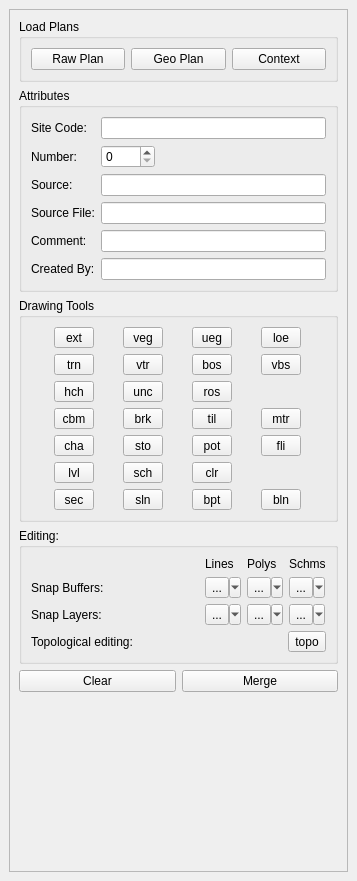
lparchaeology/ArkPlan, file plan/plan_dock_base.ui: the form before one commit.
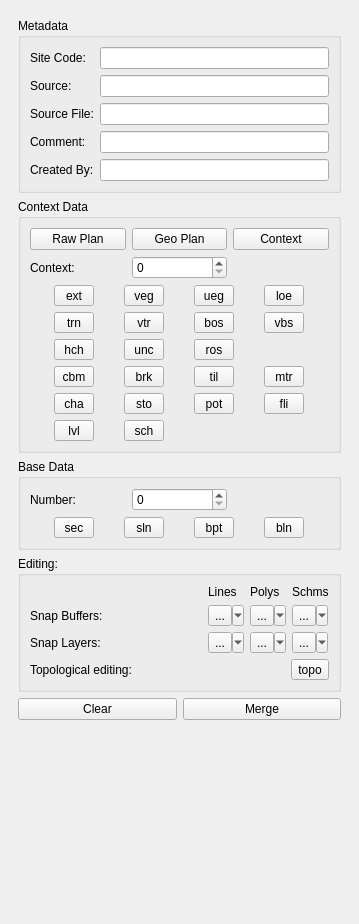
The form after the commit. Custom widgets are drawn as their Qt base class.

Commit message: Improve base data planning

What changed in the file:
```diff
--- a/plan/plan_dock_base.ui
+++ b/plan/plan_dock_base.ui
@@ -6,8 +6,8 @@
    <rect>
     <x>0</x>
     <y>0</y>
-    <width>357</width>
-    <height>881</height>
+    <width>359</width>
+    <height>924</height>
    </rect>
   </property>
   <property name="sizePolicy">
@@ -20,8 +20,8 @@
    <string>ArkPlan</string>
   </property>
   <widget class="QWidget" name="PlanDockContents">
-   <layout class="QGridLayout" name="gridLayout_4">
-    <item row="0" column="0">
+   <layout class="QVBoxLayout" name="verticalLayout_2">
+    <item>
      <widget class="QScrollArea" name="scrollArea">
       <property name="sizePolicy">
        <sizepolicy hsizetype="MinimumExpanding" vsizetype="Expanding">
@@ -29,6 +29,9 @@
         <verstretch>0</verstretch>
        </sizepolicy>
       </property>
+      <property name="frameShape">
+       <enum>QFrame::NoFrame</enum>
+      </property>
       <property name="horizontalScrollBarPolicy">
        <enum>Qt::ScrollBarAlwaysOff</enum>
       </property>
@@ -40,51 +43,28 @@
         <rect>
          <x>0</x>
          <y>0</y>
-         <width>333</width>
-         <height>829</height>
+         <width>335</width>
+         <height>874</height>
         </rect>
        </property>
        <layout class="QVBoxLayout" name="verticalLayout">
         <item>
          <widget class="QGroupBox" name="groupBox_2">
           <property name="title">
-           <string>Load Plans</string>
-          </property>
-          <layout class="QGridLayout" name="gridLayout_2">
-           <item row="0" column="0">
-            <widget class="QPushButton" name="m_loadRawButton">
-             <property name="text">
-              <string>Raw Plan</string>
-             </property>
-            </widget>
-           </item>
-           <item row="0" column="1">
-            <widget class="QPushButton" name="m_loadGeoButton">
-             <property name="text">
-              <string>Geo Plan</string>
-             </property>
-            </widget>
-           </item>
-           <item row="0" column="2">
-            <widget class="QPushButton" name="m_loadContextButton">
-             <property name="text">
-              <string>Context</string>
-             </property>
-            </widget>
-           </item>
-          </layout>
-         </widget>
-        </item>
-        <item>
-         <widget class="QGroupBox" name="m_planGroup">
-          <property name="title">
-           <string>Attributes</string>
+           <string>Metadata</string>
           </property>
           <layout class="QFormLayout" name="formLayout">
            <property name="fieldGrowthPolicy">
             <enum>QFormLayout::ExpandingFieldsGrow</enum>
            </property>
-           <item row="1" column="0">
+           <item row="0" column="1">
+            <widget class="QLineEdit" name="m_siteEdit">
+             <property name="readOnly">
+              <bool>false</bool>
+             </property>
+            </widget>
+           </item>
+           <item row="0" column="0">
             <widget class="QLabel" name="m_siteLabel">
              <property name="text">
               <string>Site Code:</string>
@@ -95,40 +75,13 @@
             </widget>
            </item>
            <item row="1" column="1">
-            <widget class="QLineEdit" name="m_siteEdit">
-             <property name="readOnly">
-              <bool>false</bool>
-             </property>
-            </widget>
-           </item>
-           <item row="2" column="0">
-            <widget class="QLabel" name="m_numberLabel">
-             <property name="text">
-              <string>Number:</string>
-             </property>
-             <property name="buddy">
-              <cstring>m_numberSpin</cstring>
-             </property>
-            </widget>
-           </item>
-           <item row="2" column="1">
-            <widget class="QSpinBox" name="m_numberSpin">
-             <property name="toolTip">
-              <string>Context Number</string>
-             </property>
-             <property name="maximum">
-              <number>9999</number>
-             </property>
-            </widget>
-           </item>
-           <item row="3" column="1">
             <widget class="QLineEdit" name="m_sourceEdit">
              <property name="toolTip">
               <string>Source</string>
              </property>
             </widget>
            </item>
-           <item row="3" column="0">
+           <item row="1" column="0">
             <widget class="QLabel" name="m_sourceLabel">
              <property name="text">
               <string>Source:</string>
@@ -138,14 +91,27 @@
              </property>
             </widget>
            </item>
-           <item row="5" column="1">
+           <item row="2" column="1">
+            <widget class="QLineEdit" name="m_sourceFileEdit"/>
+           </item>
+           <item row="2" column="0">
+            <widget class="QLabel" name="m_sourceFileLabel">
+             <property name="text">
+              <string>Source File:</string>
+             </property>
+             <property name="buddy">
+              <cstring>m_sourceFileEdit</cstring>
+             </property>
+            </widget>
+           </item>
+           <item row="3" column="1">
             <widget class="QLineEdit" name="m_commentEdit">
              <property name="readOnly">
               <bool>false</bool>
              </property>
             </widget>
            </item>
-           <item row="5" column="0">
+           <item row="3" column="0">
             <widget class="QLabel" name="m_commentLabel">
              <property name="text">
               <string>Comment:</string>
@@ -156,19 +122,6 @@
             </widget>
            </item>
            <item row="4" column="0">
-            <widget class="QLabel" name="m_sourceFileLabel">
-             <property name="text">
-              <string>Source File:</string>
-             </property>
-             <property name="buddy">
-              <cstring>m_sourceFileEdit</cstring>
-             </property>
-            </widget>
-           </item>
-           <item row="4" column="1">
-            <widget class="QLineEdit" name="m_sourceFileEdit"/>
-           </item>
-           <item row="6" column="0">
             <widget class="QLabel" name="m_createdByLabel">
              <property name="text">
               <string>Created By:</string>
@@ -178,7 +131,7 @@
              </property>
             </widget>
            </item>
-           <item row="6" column="1">
+           <item row="4" column="1">
             <widget class="QLineEdit" name="m_createdByEdit"/>
            </item>
           </layout>
@@ -187,32 +140,53 @@
         <item>
          <widget class="QGroupBox" name="m_drawingToolsGroup">
           <property name="title">
-           <string>Drawing Tools</string>
+           <string>Context Data</string>
           </property>
-          <layout class="QGridLayout" name="gridLayout">
-           <item row="6" column="2">
-            <widget class="QToolButton" name="m_levelTool">
-             <property name="minimumSize">
-              <size>
-               <width>40</width>
-               <height>0</height>
-              </size>
+          <layout class="QGridLayout" name="gridLayout_2">
+           <item row="2" column="0">
+            <widget class="QLabel" name="m_contextNumberLabel">
+             <property name="text">
+              <string>Context:</string>
              </property>
              <property name="toolTip">
               <string>Level</string>
              </property>
+            </widget>
+           </item>
+           <item row="0" column="0">
+            <widget class="QPushButton" name="m_loadRawButton">
              <property name="text">
-              <string>lvl</string>
+              <string>Raw Plan</string>
              </property>
-             <property name="checkable">
-              <bool>true</bool>
-             </property>
-             <attribute name="buttonGroup">
-              <string notr="true">m_toolButtonGroup</string>
-             </attribute>
             </widget>
            </item>
            <item row="0" column="2">
+            <widget class="QPushButton" name="m_loadContextButton">
+             <property name="text">
+              <string>Context</string>
+             </property>
+            </widget>
+           </item>
+           <item row="2" column="1">
+            <widget class="QSpinBox" name="m_contextNumberSpin">
+             <property name="toolTip">
+              <string>Context Number</string>
+             </property>
+             <property name="maximum">
+              <number>9999</number>
+             </property>
+            </widget>
+           </item>
+           <item row="0" column="1">
+            <widget class="QPushButton" name="m_loadGeoButton">
+             <property name="text">
+              <string>Geo Plan</string>
+             </property>
+            </widget>
+           </item>
+           <item row="3" column="0" colspan="3">
+            <layout class="QGridLayout" name="m_contextToolsLayout">
+             <item row="0" column="0">
             <widget class="QToolButton" name="m_extentTool">
              <property name="minimumSize">
               <size>
@@ -229,13 +203,10 @@
              <property name="checkable">
               <bool>true</bool>
              </property>
-             <attribute name="buttonGroup">
-              <string notr="true">m_toolButtonGroup</string>
-             </attribute>
-            </widget>
-           </item>
-           <item row="4" column="2">
-            <widget class="QToolButton" name="m_cbmTool">
+              </widget>
+             </item>
+             <item row="0" column="1">
+              <widget class="QToolButton" name="m_verticalEdgeTool">
              <property name="minimumSize">
               <size>
                <width>40</width>
@@ -246,61 +217,14 @@
               <string>CBM</string>
              </property>
              <property name="text">
-              <string>cbm</string>
+                <string>veg</string>
              </property>
              <property name="checkable">
               <bool>true</bool>
              </property>
-             <attribute name="buttonGroup">
-              <string notr="true">m_toolButtonGroup</string>
-             </attribute>
-            </widget>
-           </item>
-           <item row="4" column="3">
-            <widget class="QToolButton" name="m_brickTool">
-             <property name="minimumSize">
-              <size>
-               <width>40</width>
-               <height>0</height>
-              </size>
-             </property>
-             <property name="toolTip">
-              <string>Brick</string>
-             </property>
-             <property name="text">
-              <string>brk</string>
-             </property>
-             <property name="checkable">
-              <bool>true</bool>
-             </property>
-             <attribute name="buttonGroup">
-              <string notr="true">m_toolButtonGroup</string>
-             </attribute>
-            </widget>
-           </item>
-           <item row="3" column="3">
-            <widget class="QToolButton" name="m_undercutTool">
-             <property name="minimumSize">
-              <size>
-               <width>40</width>
-               <height>0</height>
-              </size>
-             </property>
-             <property name="toolTip">
-              <string>Undercut</string>
-             </property>
-             <property name="text">
-              <string>unc</string>
-             </property>
-             <property name="checkable">
-              <bool>true</bool>
-             </property>
-             <attribute name="buttonGroup">
-              <string notr="true">m_toolButtonGroup</string>
-             </attribute>
-            </widget>
-           </item>
-           <item row="0" column="4">
+              </widget>
+             </item>
+             <item row="0" column="2">
             <widget class="QToolButton" name="m_uncertainEdgeTool">
              <property name="minimumSize">
               <size>
@@ -317,31 +241,9 @@
              <property name="checkable">
               <bool>true</bool>
              </property>
-             <attribute name="buttonGroup">
-              <string notr="true">m_toolButtonGroup</string>
-             </attribute>
-            </widget>
-           </item>
-           <item row="7" column="3">
-            <widget class="QToolButton" name="m_sectionLineTool">
-             <property name="minimumSize">
-              <size>
-               <width>40</width>
-               <height>0</height>
-              </size>
-             </property>
-             <property name="toolTip">
-              <string>Level</string>
-             </property>
-             <property name="text">
-              <string>sln</string>
-             </property>
-             <property name="checkable">
-              <bool>true</bool>
-             </property>
-            </widget>
-           </item>
-           <item row="0" column="5">
+              </widget>
+             </item>
+             <item row="0" column="3">
             <widget class="QToolButton" name="m_limitOfExcavationTool">
              <property name="minimumSize">
               <size>
@@ -358,12 +260,66 @@
              <property name="checkable">
               <bool>true</bool>
              </property>
-             <attribute name="buttonGroup">
-              <string notr="true">m_toolButtonGroup</string>
-             </attribute>
-            </widget>
-           </item>
-           <item row="2" column="5">
+              </widget>
+             </item>
+             <item row="1" column="0">
+              <widget class="QToolButton" name="m_truncationTool">
+               <property name="minimumSize">
+                <size>
+                 <width>40</width>
+                 <height>0</height>
+                </size>
+               </property>
+               <property name="toolTip">
+                <string>Truncation</string>
+               </property>
+               <property name="text">
+                <string>trn</string>
+               </property>
+               <property name="checkable">
+                <bool>true</bool>
+               </property>
+              </widget>
+             </item>
+             <item row="1" column="1">
+              <widget class="QToolButton" name="m_verticalTruncationTool">
+               <property name="minimumSize">
+                <size>
+                 <width>40</width>
+                 <height>0</height>
+                </size>
+               </property>
+               <property name="toolTip">
+                <string>Vertical Truncation</string>
+               </property>
+               <property name="text">
+                <string>vtr</string>
+               </property>
+               <property name="checkable">
+                <bool>true</bool>
+               </property>
+              </widget>
+             </item>
+             <item row="1" column="2">
+              <widget class="QToolButton" name="m_breakOfSlopeTool">
+               <property name="minimumSize">
+                <size>
+                 <width>40</width>
+                 <height>0</height>
+                </size>
+               </property>
+               <property name="toolTip">
+                <string>Break of Slope</string>
+               </property>
+               <property name="text">
+                <string>bos</string>
+               </property>
+               <property name="checkable">
+                <bool>true</bool>
+               </property>
+              </widget>
+             </item>
+             <item row="1" column="3">
             <widget class="QToolButton" name="m_verticalBreakOfSlopeTool">
              <property name="minimumSize">
               <size>
@@ -380,12 +336,47 @@
              <property name="checkable">
               <bool>true</bool>
              </property>
-             <attribute name="buttonGroup">
-              <string notr="true">m_toolButtonGroup</string>
-             </attribute>
-            </widget>
-           </item>
-           <item row="3" column="4">
+              </widget>
+             </item>
+             <item row="2" column="0">
+              <widget class="QToolButton" name="m_hachureTool">
+               <property name="minimumSize">
+                <size>
+                 <width>40</width>
+                 <height>0</height>
+                </size>
+               </property>
+               <property name="toolTip">
+                <string>Hachure</string>
+               </property>
+               <property name="text">
+                <string>hch</string>
+               </property>
+               <property name="checkable">
+                <bool>true</bool>
+               </property>
+              </widget>
+             </item>
+             <item row="2" column="1">
+              <widget class="QToolButton" name="m_undercutTool">
+               <property name="minimumSize">
+                <size>
+                 <width>40</width>
+                 <height>0</height>
+                </size>
+               </property>
+               <property name="toolTip">
+                <string>Undercut</string>
+               </property>
+               <property name="text">
+                <string>unc</string>
+               </property>
+               <property name="checkable">
+                <bool>true</bool>
+               </property>
+              </widget>
+             </item>
+             <item row="2" column="2">
             <widget class="QToolButton" name="m_returnOfSlopeTool">
              <property name="minimumSize">
               <size>
@@ -402,12 +393,66 @@
              <property name="checkable">
               <bool>true</bool>
              </property>
-             <attribute name="buttonGroup">
-              <string notr="true">m_toolButtonGroup</string>
-             </attribute>
-            </widget>
-           </item>
-           <item row="4" column="5">
+              </widget>
+             </item>
+             <item row="3" column="0">
+              <widget class="QToolButton" name="m_cbmTool">
+               <property name="minimumSize">
+                <size>
+                 <width>40</width>
+                 <height>0</height>
+                </size>
+               </property>
+               <property name="toolTip">
+                <string>CBM</string>
+               </property>
+               <property name="text">
+                <string>cbm</string>
+               </property>
+               <property name="checkable">
+                <bool>true</bool>
+               </property>
+              </widget>
+             </item>
+             <item row="3" column="1">
+              <widget class="QToolButton" name="m_brickTool">
+               <property name="minimumSize">
+                <size>
+                 <width>40</width>
+                 <height>0</height>
+                </size>
+               </property>
+               <property name="toolTip">
+                <string>Brick</string>
+               </property>
+               <property name="text">
+                <string>brk</string>
+               </property>
+               <property name="checkable">
+                <bool>true</bool>
+               </property>
+              </widget>
+             </item>
+             <item row="3" column="2">
+              <widget class="QToolButton" name="m_tileTool">
+               <property name="minimumSize">
+                <size>
+                 <width>40</width>
+                 <height>0</height>
+                </size>
+               </property>
+               <property name="toolTip">
+                <string>Tile</string>
+               </property>
+               <property name="text">
+                <string>til</string>
+               </property>
+               <property name="checkable">
+                <bool>true</bool>
+               </property>
+              </widget>
+             </item>
+             <item row="3" column="3">
             <widget class="QToolButton" name="m_mortarTool">
              <property name="minimumSize">
               <size>
@@ -424,56 +469,9 @@
              <property name="checkable">
               <bool>true</bool>
              </property>
-             <attribute name="buttonGroup">
-              <string notr="true">m_toolButtonGroup</string>
-             </attribute>
-            </widget>
-           </item>
-           <item row="3" column="2">
-            <widget class="QToolButton" name="m_hachureTool">
-             <property name="minimumSize">
-              <size>
-               <width>40</width>
-               <height>0</height>
-              </size>
-             </property>
-             <property name="toolTip">
-              <string>Hachure</string>
-             </property>
-             <property name="text">
-              <string>hch</string>
-             </property>
-             <property name="checkable">
-              <bool>true</bool>
-             </property>
-             <attribute name="buttonGroup">
-              <string notr="true">m_toolButtonGroup</string>
-             </attribute>
-            </widget>
-           </item>
-           <item row="6" column="3">
-            <widget class="QToolButton" name="m_schematicTool">
-             <property name="minimumSize">
-              <size>
-               <width>40</width>
-               <height>0</height>
-              </size>
-             </property>
-             <property name="toolTip">
-              <string>Schematic</string>
-             </property>
-             <property name="text">
-              <string>sch</string>
-             </property>
-             <property name="checkable">
-              <bool>true</bool>
-             </property>
-             <attribute name="buttonGroup">
-              <string notr="true">m_toolButtonGroup</string>
-             </attribute>
-            </widget>
-           </item>
-           <item row="5" column="2">
+              </widget>
+             </item>
+             <item row="4" column="0">
             <widget class="QToolButton" name="m_charcoalTool">
              <property name="minimumSize">
               <size>
@@ -490,116 +488,9 @@
              <property name="checkable">
               <bool>true</bool>
              </property>
-             <attribute name="buttonGroup">
-              <string notr="true">m_toolButtonGroup</string>
-             </attribute>
-            </widget>
-           </item>
-           <item row="2" column="4">
-            <widget class="QToolButton" name="m_breakOfSlopeTool">
-             <property name="minimumSize">
-              <size>
-               <width>40</width>
-               <height>0</height>
-              </size>
-             </property>
-             <property name="toolTip">
-              <string>Break of Slope</string>
-             </property>
-             <property name="text">
-              <string>bos</string>
-             </property>
-             <property name="checkable">
-              <bool>true</bool>
-             </property>
-             <attribute name="buttonGroup">
-              <string notr="true">m_toolButtonGroup</string>
-             </attribute>
-            </widget>
-           </item>
-           <item row="7" column="2">
-            <widget class="QToolButton" name="m_sectionPinTool">
-             <property name="minimumSize">
-              <size>
-               <width>40</width>
-               <height>0</height>
-              </size>
-             </property>
-             <property name="toolTip">
-              <string>Level</string>
-             </property>
-             <property name="text">
-              <string>sec</string>
-             </property>
-             <property name="checkable">
-              <bool>true</bool>
-             </property>
-            </widget>
-           </item>
-           <item row="0" column="3">
-            <widget class="QToolButton" name="m_verticalEdgeTool">
-             <property name="minimumSize">
-              <size>
-               <width>40</width>
-               <height>0</height>
-              </size>
-             </property>
-             <property name="toolTip">
-              <string>Vertical Edge</string>
-             </property>
-             <property name="text">
-              <string>veg</string>
-             </property>
-             <property name="checkable">
-              <bool>true</bool>
-             </property>
-             <attribute name="buttonGroup">
-              <string notr="true">m_toolButtonGroup</string>
-             </attribute>
-            </widget>
-           </item>
-           <item row="6" column="4">
-            <widget class="QToolButton" name="m_clearTool">
-             <property name="enabled">
-              <bool>true</bool>
-             </property>
-             <property name="minimumSize">
-              <size>
-               <width>40</width>
-               <height>0</height>
-              </size>
-             </property>
-             <property name="text">
-              <string>clr</string>
-             </property>
-             <attribute name="buttonGroup">
-              <string notr="true">m_toolButtonGroup</string>
-             </attribute>
-            </widget>
-           </item>
-           <item row="5" column="4">
-            <widget class="QToolButton" name="m_potTool">
-             <property name="minimumSize">
-              <size>
-               <width>40</width>
-               <height>0</height>
-              </size>
-             </property>
-             <property name="toolTip">
-              <string>Pot</string>
-             </property>
-             <property name="text">
-              <string>pot</string>
-             </property>
-             <property name="checkable">
-              <bool>true</bool>
-             </property>
-             <attribute name="buttonGroup">
-              <string notr="true">m_toolButtonGroup</string>
-             </attribute>
-            </widget>
-           </item>
-           <item row="5" column="3">
+              </widget>
+             </item>
+             <item row="4" column="1">
             <widget class="QToolButton" name="m_stoneTool">
              <property name="minimumSize">
               <size>
@@ -616,12 +507,28 @@
              <property name="checkable">
               <bool>true</bool>
              </property>
-             <attribute name="buttonGroup">
-              <string notr="true">m_toolButtonGroup</string>
-             </attribute>
-            </widget>
-           </item>
-           <item row="5" column="5">
+              </widget>
+             </item>
+             <item row="4" column="2">
+              <widget class="QToolButton" name="m_potTool">
+               <property name="minimumSize">
+                <size>
+                 <width>40</width>
+                 <height>0</height>
+                </size>
+               </property>
+               <property name="toolTip">
+                <string>Pot</string>
+               </property>
+               <property name="text">
+                <string>pot</string>
+               </property>
+               <property name="checkable">
+                <bool>true</bool>
+               </property>
+              </widget>
+             </item>
+             <item row="4" column="3">
             <widget class="QToolButton" name="m_flintTool">
              <property name="minimumSize">
               <size>
@@ -638,13 +545,10 @@
              <property name="checkable">
               <bool>true</bool>
              </property>
-             <attribute name="buttonGroup">
-              <string notr="true">m_toolButtonGroup</string>
-             </attribute>
-            </widget>
-           </item>
-           <item row="4" column="4">
-            <widget class="QToolButton" name="m_tileTool">
+              </widget>
+             </item>
+             <item row="5" column="0">
+              <widget class="QToolButton" name="m_levelTool">
              <property name="minimumSize">
               <size>
                <width>40</width>
@@ -655,18 +559,15 @@
               <string>Tile</string>
              </property>
              <property name="text">
-              <string>til</string>
+                <string>lvl</string>
              </property>
              <property name="checkable">
               <bool>true</bool>
              </property>
-             <attribute name="buttonGroup">
-              <string notr="true">m_toolButtonGroup</string>
-             </attribute>
-            </widget>
-           </item>
-           <item row="2" column="3">
-            <widget class="QToolButton" name="m_verticalTruncationTool">
+              </widget>
+             </item>
+             <item row="5" column="1">
+              <widget class="QToolButton" name="m_schematicTool">
              <property name="minimumSize">
               <size>
                <width>40</width>
@@ -677,18 +578,70 @@
               <string>Vertical Truncation</string>
              </property>
              <property name="text">
-              <string>vtr</string>
+                <string>sch</string>
              </property>
              <property name="checkable">
               <bool>true</bool>
              </property>
+              </widget>
+             </item>
+            </layout>
+           </item>
+          </layout>
+         </widget>
+        </item>
+        <item>
+         <widget class="QGroupBox" name="m_baseDataGroup">
+          <property name="title">
+           <string>Base Data</string>
+          </property>
+          <layout class="QGridLayout" name="gridLayout_5">
+           <item row="3" column="1">
+            <widget class="QSpinBox" name="m_baseNumberSpin">
+             <property name="toolTip">
+              <string>Context Number</string>
+             </property>
+             <property name="maximum">
+              <number>9999</number>
+             </property>
+            </widget>
+           </item>
+           <item row="3" column="0">
+            <widget class="QLabel" name="m_baseNumberLabel">
+             <property name="text">
+              <string>Number:</string>
+             </property>
+             <property name="buddy">
+              <cstring>m_contextNumberSpin</cstring>
+             </property>
+            </widget>
+           </item>
+           <item row="4" column="0" colspan="3">
+            <layout class="QGridLayout" name="m_baseToolsGrid">
+             <item row="0" column="0">
+              <widget class="QToolButton" name="m_sectionPinTool">
+               <property name="minimumSize">
+                <size>
+                 <width>40</width>
+                 <height>0</height>
+                </size>
+               </property>
+               <property name="toolTip">
+                <string>Level</string>
+               </property>
+               <property name="text">
+                <string>sec</string>
+               </property>
+               <property name="checkable">
+                <bool>true</bool>
+               </property>
              <attribute name="buttonGroup">
               <string notr="true">m_toolButtonGroup</string>
              </attribute>
             </widget>
            </item>
-           <item row="2" column="2">
-            <widget class="QToolButton" name="m_truncationTool">
+             <item row="0" column="1">
+              <widget class="QToolButton" name="m_sectionLineTool">
              <property name="minimumSize">
               <size>
                <width>40</width>
@@ -699,7 +652,7 @@
               <string>Truncation</string>
              </property>
              <property name="text">
-              <string>trn</string>
+                <string>sln</string>
              </property>
              <property name="checkable">
               <bool>true</bool>
@@ -709,7 +662,7 @@
              </attribute>
             </widget>
            </item>
-           <item row="7" column="4">
+             <item row="0" column="2">
             <widget class="QToolButton" name="m_basePointTool">
              <property name="minimumSize">
               <size>
@@ -726,9 +679,12 @@
              <property name="checkable">
               <bool>true</bool>
              </property>
-            </widget>
-           </item>
-           <item row="7" column="5">
+               <attribute name="buttonGroup">
+                <string notr="true">m_toolButtonGroup</string>
+               </attribute>
+              </widget>
+             </item>
+             <item row="0" column="3">
             <widget class="QToolButton" name="m_baseLineTool">
              <property name="minimumSize">
               <size>
@@ -745,7 +701,12 @@
              <property name="checkable">
               <bool>true</bool>
              </property>
-            </widget>
+               <attribute name="buttonGroup">
+                <string notr="true">m_toolButtonGroup</string>
+               </attribute>
+              </widget>
+             </item>
+            </layout>
            </item>
           </layout>
          </widget>
```
Left out of the diff: 53 changed lines with no effect on the pictures. Lines whose indentation alone changed are shown as unchanged. The commit also changes 3 other files.
